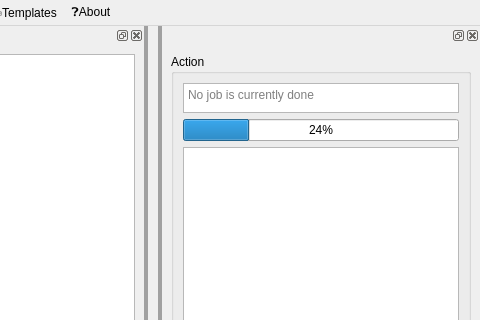
Above: mainwindow.ui from ShadobaDev/Platemaker-qt before the change; both pictures show x 356 to 836 and y 0 to 320 of the 836 by 567 pixel window. Below: the same form after it.
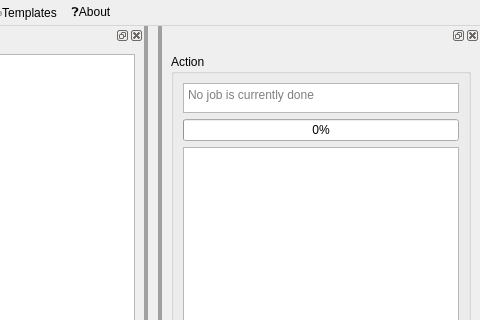
That is the form after the change.

The edit to the form file:
```diff
--- a/mainwindow.ui
+++ b/mainwindow.ui
@@ -196,7 +196,10 @@
           <item>
            <widget class="QProgressBar" name="progressBar">
             <property name="value">
-             <number>24</number>
+             <number>0</number>
+            </property>
+            <property name="alignment">
+             <set>Qt::AlignmentFlag::AlignCenter</set>
             </property>
            </widget>
           </item>
```
